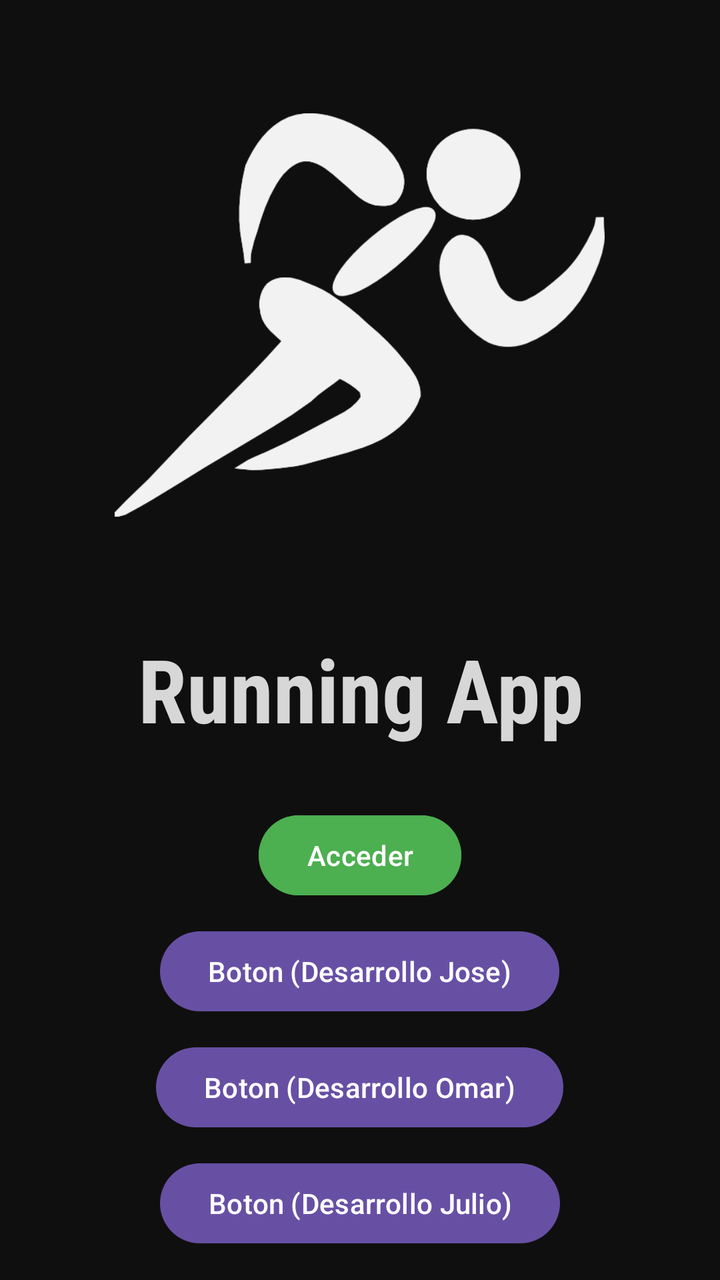
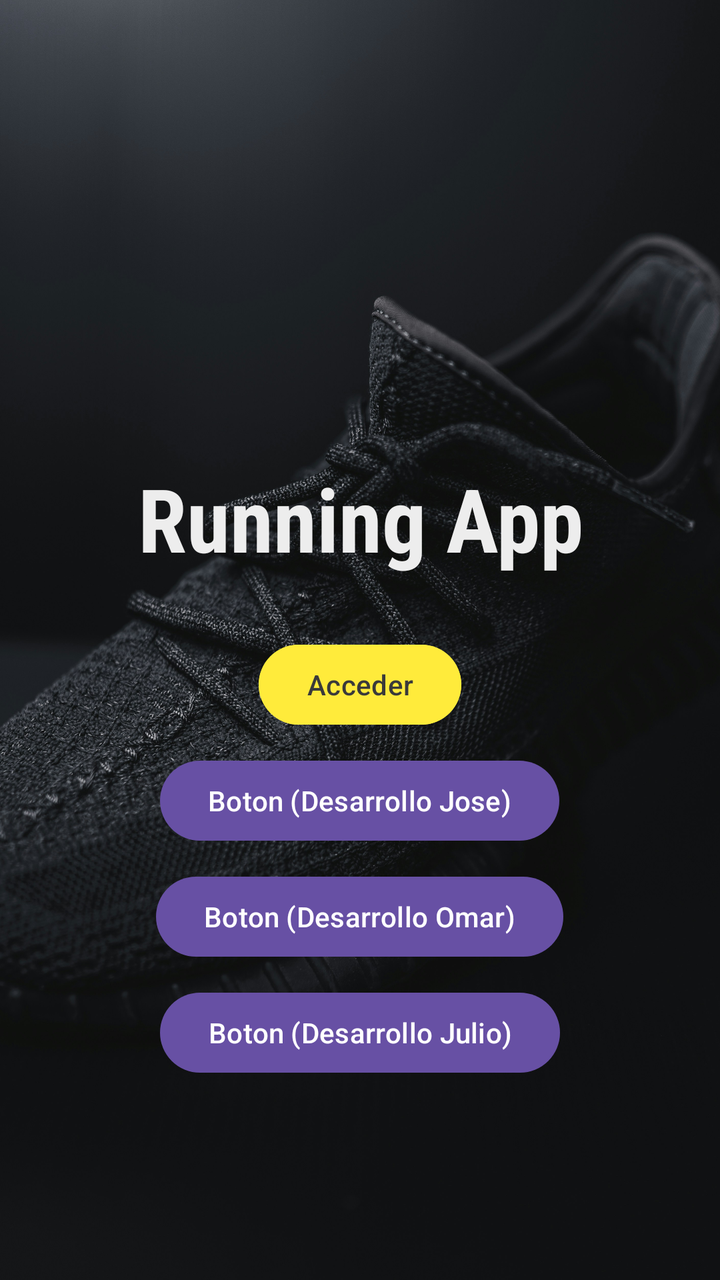

An Android layout rendered at two revisions. The XML below is the earlier revision; the diff shows what the commit changed to produce the second picture.
<!-- AndroidManifest.xml: application theme Theme.AppRunningMobile -->
<!-- res/layout/activity_main_principal.xml -->
<?xml version="1.0" encoding="utf-8"?>
<androidx.constraintlayout.widget.ConstraintLayout xmlns:android="http://schemas.android.com/apk/res/android"
    xmlns:app="http://schemas.android.com/apk/res-auto"
    xmlns:tools="http://schemas.android.com/tools"
    android:id="@+id/background"
    android:layout_width="match_parent"
    android:layout_height="match_parent"
    android:background="#100F0F"
    android:fitsSystemWindows="true"
    tools:context=".MainActivityPrincipal">

    <LinearLayout
        android:layout_width="match_parent"
        android:layout_height="match_parent"
        android:orientation="vertical">

        <ImageView
            android:id="@+id/imageViewPrincipalWing"
            android:layout_width="245dp"
            android:layout_height="315dp"
            android:layout_gravity="center_horizontal"
            android:src="@drawable/pngwing" />

        <TextView
            android:id="@+id/textView7"
            android:layout_width="match_parent"
            android:layout_height="wrap_content"
            android:layout_marginBottom="30dp"
            android:fontFamily="sans-serif-condensed"
            android:text="Running App"
            android:textAlignment="center"
            android:textColor="#D7D7D7"
            android:textSize="44sp"
            android:textStyle="bold" />

        <Button
            android:id="@+id/buttonAccederPrincipal"
            android:layout_width="wrap_content"
            android:layout_height="wrap_content"
            android:layout_gravity="center_horizontal"
            android:layout_marginBottom="10dp"
            android:backgroundTint="#4CAF50"
            android:text="Acceder" />

        <Button
            android:id="@+id/buttonDesarrolloJose"
            android:layout_width="wrap_content"
            android:layout_height="wrap_content"
            android:layout_gravity="center_horizontal"
            android:layout_marginBottom="10dp"
            android:text="Boton (Desarrollo Jose)" />

        <Button
            android:id="@+id/buttonDesarrolloOmar"
            android:layout_width="wrap_content"
            android:layout_height="wrap_content"
            android:layout_gravity="center_horizontal"
            android:layout_marginBottom="10dp"
            android:text="Boton (Desarrollo Omar)" />

        <Button
            android:id="@+id/buttonDesarrolloJulio"
            android:layout_width="wrap_content"
            android:layout_height="wrap_content"
            android:layout_gravity="center_horizontal"
            android:layout_marginBottom="10dp"
            android:text="Boton (Desarrollo Julio)" />
    </LinearLayout>

</androidx.constraintlayout.widget.ConstraintLayout>
<!-- resources referenced by this layout -->
<resources>
  <!-- drawable pngwing: png bitmap (drawable, 19322 bytes) -->
  <style name="Theme.AppRunningMobile" parent="Base.Theme.AppRunningMobile" />
  <style name="Base.Theme.AppRunningMobile" parent="Theme.Material3.DayNight.NoActionBar">
          
          
      </style>
</resources>

<!-- the commit's change to res/layout/activity_main_principal.xml (unified diff, before → after) -->
@@ -5,21 +5,22 @@
     android:id="@+id/background"
     android:layout_width="match_parent"
     android:layout_height="match_parent"
-    android:background="#100F0F"
     android:fitsSystemWindows="true"
     tools:context=".MainActivityPrincipal">
+
+    <ImageView
+        android:id="@+id/imageViewPrincipalWing"
+        android:layout_width="match_parent"
+        android:layout_height="match_parent"
+        android:scaleType="centerCrop"
+        android:src="@drawable/fondoprin4" />
 
     <LinearLayout
         android:layout_width="match_parent"
         android:layout_height="match_parent"
-        android:orientation="vertical">
-
-        <ImageView
-            android:id="@+id/imageViewPrincipalWing"
-            android:layout_width="245dp"
-            android:layout_height="315dp"
-            android:layout_gravity="center_horizontal"
-            android:src="@drawable/pngwing" />
+        android:orientation="vertical"
+        android:gravity="center"
+        android:paddingTop="140dp">
 
         <TextView
             android:id="@+id/textView7"
@@ -29,7 +30,7 @@
             android:fontFamily="sans-serif-condensed"
             android:text="Running App"
             android:textAlignment="center"
-            android:textColor="#D7D7D7"
+            android:textColor="#EDEDED"
             android:textSize="44sp"
             android:textStyle="bold" />
 
@@ -39,8 +40,9 @@
             android:layout_height="wrap_content"
             android:layout_gravity="center_horizontal"
             android:layout_marginBottom="10dp"
-            android:backgroundTint="#4CAF50"
-            android:text="Acceder" />
+            android:backgroundTint="#FFEB3B"
+            android:text="Acceder"
+            android:textColor="#3A3A3A" />
 
         <Button
             android:id="@+id/buttonDesarrolloJose"
<!-- resource entries referenced after the edit -->
@@ -1,6 +1,6 @@
 <!-- resources referenced by this layout -->
 <resources>
-  <!-- drawable pngwing: png bitmap (drawable, 19322 bytes) -->
+  <!-- drawable fondoprin4: jpg bitmap (drawable, 1022380 bytes) -->
   <style name="Theme.AppRunningMobile" parent="Base.Theme.AppRunningMobile" />
   <style name="Base.Theme.AppRunningMobile" parent="Theme.Material3.DayNight.NoActionBar">
           
